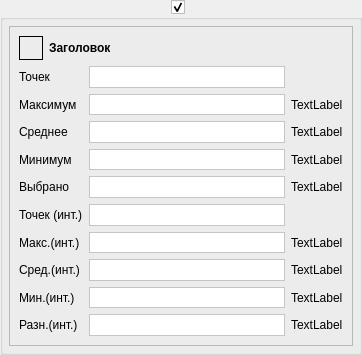
Above: ganttmodel/curvedetailsgroupbox.ui from AstyCo/SweetyPie before the change. Below: the same form after it.
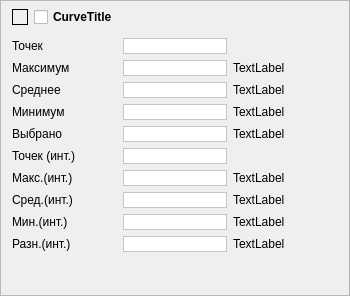
That is the form after the change.

```diff
--- a/ganttmodel/curvedetailsgroupbox.ui
+++ b/ganttmodel/curvedetailsgroupbox.ui
@@ -1,13 +1,13 @@
 <?xml version="1.0" encoding="UTF-8"?>
 <ui version="4.0">
  <class>CurveDetailsGroupBox</class>
- <widget class="QGroupBox" name="CurveDetailsGroupBox">
+ <widget class="QFrame" name="CurveDetailsGroupBox">
   <property name="geometry">
    <rect>
     <x>0</x>
     <y>0</y>
-    <width>362</width>
-    <height>355</height>
+    <width>350</width>
+    <height>296</height>
    </rect>
   </property>
   <property name="sizePolicy">
@@ -19,16 +19,10 @@
   <property name="windowTitle">
    <string>GroupBox</string>
   </property>
-  <property name="title">
-   <string/>
+  <property name="frameShape">
+   <enum>QFrame::StyledPanel</enum>
   </property>
-  <property name="alignment">
-   <set>Qt::AlignCenter</set>
-  </property>
-  <property name="checkable">
-   <bool>true</bool>
-  </property>
-  <layout class="QGridLayout" name="gridLayout_3">
+  <layout class="QFormLayout" name="formLayout">
    <property name="leftMargin">
     <number>6</number>
    </property>
@@ -41,7 +35,7 @@
    <property name="bottomMargin">
     <number>6</number>
    </property>
-   <item row="0" column="0">
+   <item row="1" column="0" colspan="2">
     <widget class="QFrame" name="frameAllValues">
      <property name="sizePolicy">
       <sizepolicy hsizetype="Minimum" vsizetype="Preferred">
@@ -50,12 +44,37 @@
       </sizepolicy>
      </property>
      <property name="frameShape">
-      <enum>QFrame::StyledPanel</enum>
+      <enum>QFrame::NoFrame</enum>
      </property>
      <property name="frameShadow">
       <enum>QFrame::Raised</enum>
      </property>
-     <layout class="QGridLayout" name="gridLayout" columnstretch="0,10,0">
+     <layout class="QGridLayout" name="gridLayout" columnstretch="0,0,0">
+      <property name="leftMargin">
+       <number>5</number>
+      </property>
+      <property name="topMargin">
+       <number>5</number>
+      </property>
+      <property name="rightMargin">
+       <number>5</number>
+      </property>
+      <property name="bottomMargin">
+       <number>5</number>
+      </property>
+      <item row="4" column="2">
+       <widget class="QLabel" name="labelMinValueDim">
+        <property name="sizePolicy">
+         <sizepolicy hsizetype="Minimum" vsizetype="Preferred">
+          <horstretch>0</horstretch>
+          <verstretch>0</verstretch>
+         </sizepolicy>
+        </property>
+        <property name="text">
+         <string>TextLabel</string>
+        </property>
+       </widget>
+      </item>
       <item row="4" column="0">
        <widget class="QLabel" name="labelMinCapture">
         <property name="text">
@@ -95,80 +114,6 @@
         </property>
        </widget>
       </item>
-      <item row="4" column="2">
-       <widget class="QLabel" name="labelMinValueDim">
-        <property name="sizePolicy">
-         <sizepolicy hsizetype="Minimum" vsizetype="Preferred">
-          <horstretch>0</horstretch>
-          <verstretch>0</verstretch>
-         </sizepolicy>
-        </property>
-        <property name="text">
-         <string>TextLabel</string>
-        </property>
-       </widget>
-      </item>
-      <item row="7" column="2">
-       <widget class="QLabel" name="labelCurrentValueDim">
-        <property name="sizePolicy">
-         <sizepolicy hsizetype="Minimum" vsizetype="Preferred">
-          <horstretch>0</horstretch>
-          <verstretch>0</verstretch>
-         </sizepolicy>
-        </property>
-        <property name="text">
-         <string>TextLabel</string>
-        </property>
-       </widget>
-      </item>
-      <item row="0" column="0" colspan="3">
-       <layout class="QHBoxLayout" name="horizontalLayout">
-        <item>
-         <widget class="QLabel" name="label_curveColor">
-          <property name="minimumSize">
-           <size>
-            <width>24</width>
-            <height>24</height>
-           </size>
-          </property>
-          <property name="maximumSize">
-           <size>
-            <width>24</width>
-            <height>24</height>
-           </size>
-          </property>
-          <property name="frameShape">
-           <enum>QFrame::Box</enum>
-          </property>
-          <property name="text">
-           <string/>
-          </property>
-         </widget>
-        </item>
-        <item>
-         <widget class="QLabel" name="labelTitle">
-          <property name="sizePolicy">
-           <sizepolicy hsizetype="Minimum" vsizetype="Preferred">
-            <horstretch>0</horstretch>
-            <verstretch>0</verstretch>
-           </sizepolicy>
-          </property>
-          <property name="font">
-           <font>
-            <weight>75</weight>
-            <bold>true</bold>
-           </font>
-          </property>
-          <property name="text">
-           <string>Заголовок</string>
-          </property>
-          <property name="wordWrap">
-           <bool>true</bool>
-          </property>
-         </widget>
-        </item>
-       </layout>
-      </item>
       <item row="11" column="2">
        <widget class="QLabel" name="labelIntervalMaxValueDim">
         <property name="sizePolicy">
@@ -182,6 +127,19 @@
         </property>
        </widget>
       </item>
+      <item row="7" column="2">
+       <widget class="QLabel" name="labelCurrentValueDim">
+        <property name="sizePolicy">
+         <sizepolicy hsizetype="Minimum" vsizetype="Preferred">
+          <horstretch>0</horstretch>
+          <verstretch>0</verstretch>
+         </sizepolicy>
+        </property>
+        <property name="text">
+         <string>TextLabel</string>
+        </property>
+       </widget>
+      </item>
       <item row="13" column="2">
        <widget class="QLabel" name="labelIntervalMinValueDim">
         <property name="sizePolicy">
@@ -195,26 +153,6 @@
         </property>
        </widget>
       </item>
-      <item row="12" column="2">
-       <widget class="QLabel" name="labelIntervalAvgValueDim">
-        <property name="sizePolicy">
-         <sizepolicy hsizetype="Minimum" vsizetype="Preferred">
-          <horstretch>0</horstretch>
-          <verstretch>0</verstretch>
-         </sizepolicy>
-        </property>
-        <property name="text">
-         <string>TextLabel</string>
-        </property>
-       </widget>
-      </item>
-      <item row="11" column="0">
-       <widget class="QLabel" name="labelIntervalMaxCaption">
-        <property name="text">
-         <string>Макс.(инт.)</string>
-        </property>
-       </widget>
-      </item>
       <item row="11" column="1">
        <widget class="QLabel" name="labelIntervalMaxValue">
         <property name="sizePolicy">
@@ -240,10 +178,23 @@
         </property>
        </widget>
       </item>
-      <item row="10" column="0">
-       <widget class="QLabel" name="labelIntervalCountPointCaption">
+      <item row="11" column="0">
+       <widget class="QLabel" name="labelIntervalMaxCaption">
         <property name="text">
-         <string>Точек (инт.)</string>
+         <string>Макс.(инт.)</string>
+        </property>
+       </widget>
+      </item>
+      <item row="12" column="2">
+       <widget class="QLabel" name="labelIntervalAvgValueDim">
+        <property name="sizePolicy">
+         <sizepolicy hsizetype="Minimum" vsizetype="Preferred">
+          <horstretch>0</horstretch>
+          <verstretch>0</verstretch>
+         </sizepolicy>
+        </property>
+        <property name="text">
+         <string>TextLabel</string>
         </property>
        </widget>
       </item>
@@ -272,13 +223,6 @@
         </property>
        </widget>
       </item>
-      <item row="1" column="0">
-       <widget class="QLabel" name="labelCountPointCapture">
-        <property name="text">
-         <string>Точек</string>
-        </property>
-       </widget>
-      </item>
       <item row="1" column="1">
        <widget class="QLabel" name="labelCountPoint">
         <property name="sizePolicy">
@@ -304,6 +248,45 @@
         </property>
        </widget>
       </item>
+      <item row="10" column="0">
+       <widget class="QLabel" name="labelIntervalCountPointCaption">
+        <property name="text">
+         <string>Точек (инт.)</string>
+        </property>
+       </widget>
+      </item>
+      <item row="1" column="0">
+       <widget class="QLabel" name="labelCountPointCapture">
+        <property name="text">
+         <string>Точек</string>
+        </property>
+       </widget>
+      </item>
+      <item row="13" column="1">
+       <widget class="QLabel" name="labelIntervalMinValue">
+        <property name="sizePolicy">
+         <sizepolicy hsizetype="Minimum" vsizetype="Preferred">
+          <horstretch>0</horstretch>
+          <verstretch>0</verstretch>
+         </sizepolicy>
+        </property>
+        <property name="toolTip">
+         <string>Минимальное значение по оси Y на выбранном интервале</string>
+        </property>
+        <property name="styleSheet">
+         <string notr="true">background-color: rgb(255, 255, 255);</string>
+        </property>
+        <property name="frameShape">
+         <enum>QFrame::StyledPanel</enum>
+        </property>
+        <property name="text">
+         <string/>
+        </property>
+        <property name="wordWrap">
+         <bool>true</bool>
+        </property>
+       </widget>
+      </item>
       <item row="12" column="1">
        <widget class="QLabel" name="labelIntervalAvgValue">
         <property name="sizePolicy">
@@ -336,38 +319,6 @@
         </property>
        </widget>
       </item>
-      <item row="13" column="1">
-       <widget class="QLabel" name="labelIntervalMinValue">
-        <property name="sizePolicy">
-         <sizepolicy hsizetype="Minimum" vsizetype="Preferred">
-          <horstretch>0</horstretch>
-          <verstretch>0</verstretch>
-         </sizepolicy>
-        </property>
-        <property name="toolTip">
-         <string>Минимальное значение по оси Y на выбранном интервале</string>
-        </property>
-        <property name="styleSheet">
-         <string notr="true">background-color: rgb(255, 255, 255);</string>
-        </property>
-        <property name="frameShape">
-         <enum>QFrame::StyledPanel</enum>
-        </property>
-        <property name="text">
-         <string/>
-        </property>
-        <property name="wordWrap">
-         <bool>true</bool>
-        </property>
-       </widget>
-      </item>
-      <item row="13" column="0">
-       <widget class="QLabel" name="labelIntervalMinCaption">
-        <property name="text">
-         <string>Мин.(инт.)</string>
-        </property>
-       </widget>
-      </item>
       <item row="7" column="1">
        <widget class="QLabel" name="labelCurrentValue">
         <property name="sizePolicy">
@@ -407,6 +358,51 @@
         </property>
        </widget>
       </item>
+      <item row="13" column="0">
+       <widget class="QLabel" name="labelIntervalMinCaption">
+        <property name="text">
+         <string>Мин.(инт.)</string>
+        </property>
+       </widget>
+      </item>
+      <item row="3" column="1">
+       <widget class="QLabel" name="labelAvgValue">
+        <property name="sizePolicy">
+         <sizepolicy hsizetype="Minimum" vsizetype="Preferred">
+          <horstretch>0</horstretch>
+          <verstretch>0</verstretch>
+         </sizepolicy>
+        </property>
+        <property name="toolTip">
+         <string>Среднее значение по оси Y</string>
+        </property>
+        <property name="styleSheet">
+         <string notr="true">background-color: rgb(255, 255, 255);</string>
+        </property>
+        <property name="frameShape">
+         <enum>QFrame::StyledPanel</enum>
+        </property>
+        <property name="text">
+         <string/>
+        </property>
+        <property name="wordWrap">
+         <bool>true</bool>
+        </property>
+       </widget>
+      </item>
+      <item row="3" column="2">
+       <widget class="QLabel" name="labelAvgValueDim">
+        <property name="sizePolicy">
+         <sizepolicy hsizetype="Minimum" vsizetype="Preferred">
+          <horstretch>0</horstretch>
+          <verstretch>0</verstretch>
+         </sizepolicy>
+        </property>
+        <property name="text">
+         <string>TextLabel</string>
+        </property>
+       </widget>
+      </item>
       <item row="2" column="2">
        <widget class="QLabel" name="labelMaxValueDim">
         <property name="sizePolicy">
@@ -445,51 +441,6 @@
         </property>
        </widget>
       </item>
-      <item row="3" column="2">
-       <widget class="QLabel" name="labelAvgValueDim">
-        <property name="sizePolicy">
-         <sizepolicy hsizetype="Minimum" vsizetype="Preferred">
-          <horstretch>0</horstretch>
-          <verstretch>0</verstretch>
-         </sizepolicy>
-        </property>
-        <property name="text">
-         <string>TextLabel</string>
-        </property>
-       </widget>
-      </item>
-      <item row="3" column="1">
-       <widget class="QLabel" name="labelAvgValue">
-        <property name="sizePolicy">
-         <sizepolicy hsizetype="Minimum" vsizetype="Preferred">
-          <horstretch>0</horstretch>
-          <verstretch>0</verstretch>
-         </sizepolicy>
-        </property>
-        <property name="toolTip">
-         <string>Среднее значение по оси Y</string>
-        </property>
-        <property name="styleSheet">
-         <string notr="true">background-color: rgb(255, 255, 255);</string>
-        </property>
-        <property name="frameShape">
-         <enum>QFrame::StyledPanel</enum>
-        </property>
-        <property name="text">
-         <string/>
-        </property>
-        <property name="wordWrap">
-         <bool>true</bool>
-        </property>
-       </widget>
-      </item>
-      <item row="14" column="0">
-       <widget class="QLabel" name="labelIntervalDiffCaption">
-        <property name="text">
-         <string>Разн.(инт.)</string>
-        </property>
-       </widget>
-      </item>
       <item row="14" column="1">
        <widget class="QLabel" name="labelIntervalDiffValue">
         <property name="sizePolicy">
@@ -515,6 +466,13 @@
         </property>
        </widget>
       </item>
+      <item row="14" column="0">
+       <widget class="QLabel" name="labelIntervalDiffCaption">
+        <property name="text">
+         <string>Разн.(инт.)</string>
+        </property>
+       </widget>
+      </item>
       <item row="14" column="2">
        <widget class="QLabel" name="labelIntervalDiffValueDim">
         <property name="sizePolicy">
@@ -531,6 +489,48 @@
      </layout>
     </widget>
    </item>
+   <item row="0" column="0" colspan="2">
+    <layout class="QHBoxLayout" name="horizontalLayout">
+     <property name="leftMargin">
+      <number>5</number>
+     </property>
+     <item>
+      <widget class="QLabel" name="label_curveColor">
+       <property name="minimumSize">
+        <size>
+         <width>16</width>
+         <height>16</height>
+        </size>
+       </property>
+       <property name="maximumSize">
+        <size>
+         <width>16</width>
+         <height>16</height>
+        </size>
+       </property>
+       <property name="frameShape">
+        <enum>QFrame::Box</enum>
+       </property>
+       <property name="text">
+        <string/>
+       </property>
+      </widget>
+     </item>
+     <item>
+      <widget class="QCheckBox" name="checkBox_title">
+       <property name="font">
+        <font>
+         <weight>75</weight>
+         <bold>true</bold>
+        </font>
+       </property>
+       <property name="text">
+        <string>CurveTitle</string>
+       </property>
+      </widget>
+     </item>
+    </layout>
+   </item>
   </layout>
  </widget>
  <resources/>
```
